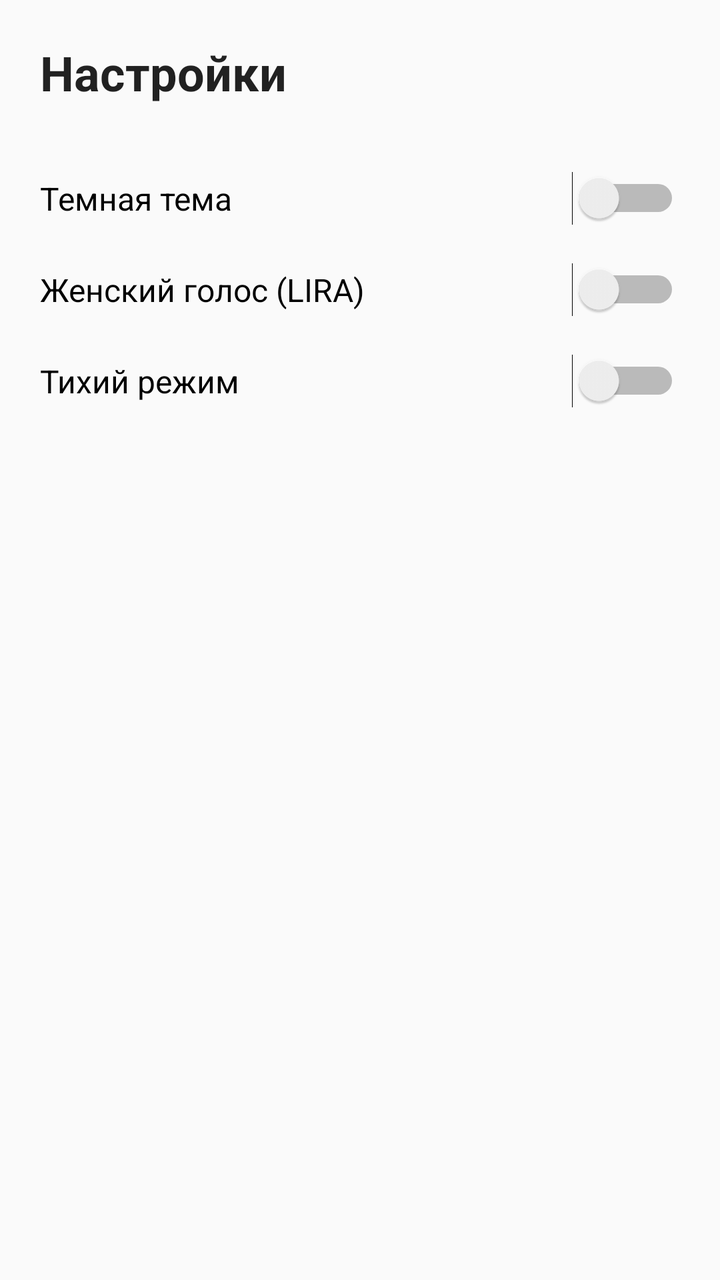
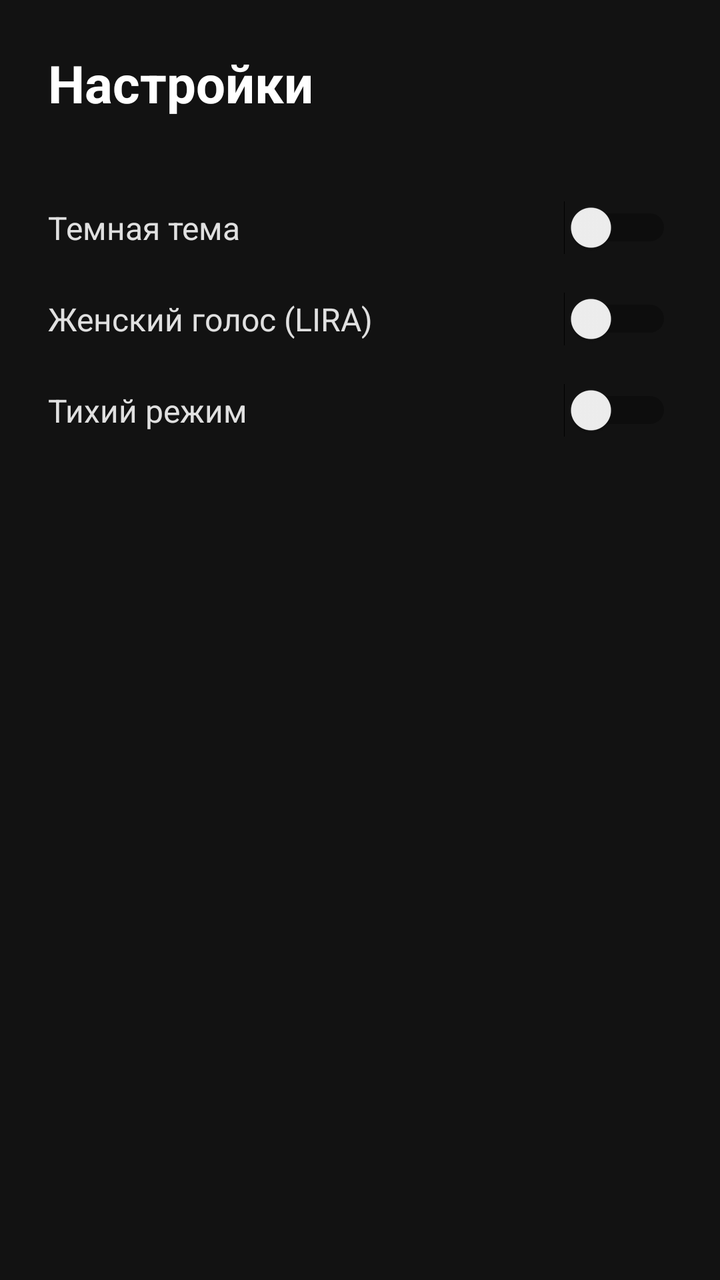

Compare the two renders of this Android layout. The source of the first and the diff that turns it into the second are given below.
<!-- AndroidManifest.xml: application theme Theme.AppCompat.DayNight.NoActionBar -->
<!-- res/layout/activity_settings.xml -->
<?xml version="1.0" encoding="utf-8"?>
<LinearLayout xmlns:android="http://schemas.android.com/apk/res/android"
    android:layout_width="match_parent"
    android:layout_height="match_parent"
    android:orientation="vertical"
    android:padding="20dp"
    android:background="?android:attr/colorBackground">

    <TextView
        android:layout_width="wrap_content"
        android:layout_height="wrap_content"
        android:text="Настройки"
        android:textSize="24sp"
        android:textStyle="bold"
        android:layout_marginBottom="24dp"
        android:textColor="?android:attr/textColorPrimary"/>

    <Switch
        android:id="@+id/themeSwitch"
        android:layout_width="match_parent"
        android:layout_height="wrap_content"
        android:text="Темная тема"
        android:textSize="16sp"
        android:paddingVertical="12dp"/>

    <Switch
        android:id="@+id/voiceSwitch"
        android:layout_width="match_parent"
        android:layout_height="wrap_content"
        android:text="Женский голос (LIRA)"
        android:textSize="16sp"
        android:paddingVertical="12dp"/>

    <Switch
        android:id="@+id/quietSwitch"
        android:layout_width="match_parent"
        android:layout_height="wrap_content"
        android:text="Тихий режим"
        android:textSize="16sp"
        android:paddingVertical="12dp"/>

</LinearLayout>
<!-- resources referenced by this layout -->
<resources>

</resources>

<!-- the commit's change to res/layout/activity_settings.xml (unified diff, before → after) -->
@@ -3,17 +3,17 @@
     android:layout_width="match_parent"
     android:layout_height="match_parent"
     android:orientation="vertical"
-    android:padding="20dp"
-    android:background="?android:attr/colorBackground">
+    android:padding="24dp"
+    android:background="#121212">
 
     <TextView
         android:layout_width="wrap_content"
         android:layout_height="wrap_content"
         android:text="Настройки"
-        android:textSize="24sp"
+        android:textSize="26sp"
         android:textStyle="bold"
-        android:layout_marginBottom="24dp"
-        android:textColor="?android:attr/textColorPrimary"/>
+        android:layout_marginBottom="32dp"
+        android:textColor="#FFFFFF"/>
 
     <Switch
         android:id="@+id/themeSwitch"
@@ -21,6 +21,7 @@
         android:layout_height="wrap_content"
         android:text="Темная тема"
         android:textSize="16sp"
+        android:textColor="#E0E0E0"
         android:paddingVertical="12dp"/>
 
     <Switch
@@ -29,6 +30,7 @@
         android:layout_height="wrap_content"
         android:text="Женский голос (LIRA)"
         android:textSize="16sp"
+        android:textColor="#E0E0E0"
         android:paddingVertical="12dp"/>
 
     <Switch
@@ -37,6 +39,7 @@
         android:layout_height="wrap_content"
         android:text="Тихий режим"
         android:textSize="16sp"
+        android:textColor="#E0E0E0"
         android:paddingVertical="12dp"/>
 
 </LinearLayout>
